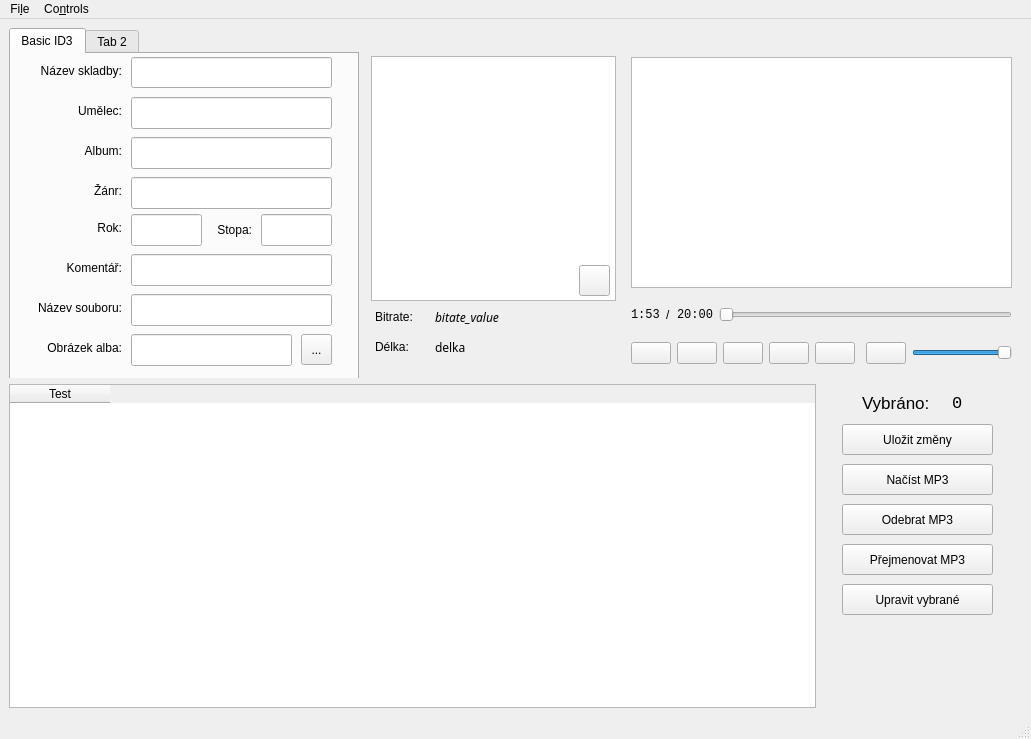
Before: the Qt Designer form ui/new_window.ui in bezoadam/MUL, drawn with Qt 5.
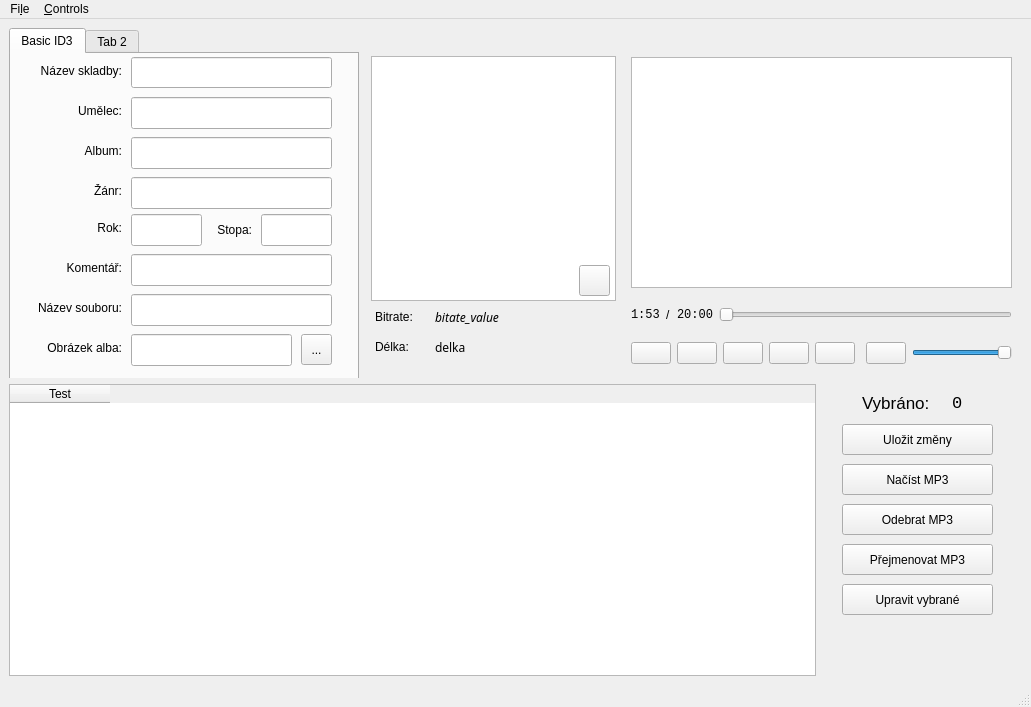
After: the same form once the commit is applied. Icons and pictures are not drawn. Custom widgets are drawn as their Qt base class.

Commit message: Tag group edit dialog handling. Group editing mainwindow ui for starters

Patch:
```diff
--- a/ui/new_window.ui
+++ b/ui/new_window.ui
@@ -7,7 +7,7 @@
     <x>0</x>
     <y>0</y>
     <width>991</width>
-    <height>739</height>
+    <height>707</height>
    </rect>
   </property>
   <property name="windowTitle">
@@ -953,7 +953,7 @@
    </widget>
    <widget class="QMenu" name="menuControls">
     <property name="title">
-     <string>Co&amp;ntrols</string>
+     <string>&amp;Controls</string>
     </property>
    </widget>
    <addaction name="menuFile"/>
```
The commit also changes 4 other files.
